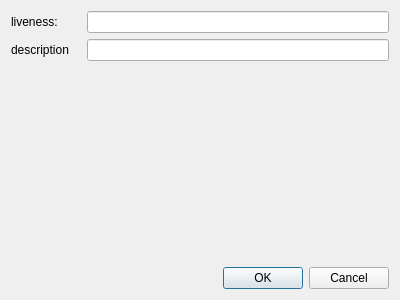
Qt form editelementdialog.ui (przemekblasiak/petri-net-simulator) before a commit.
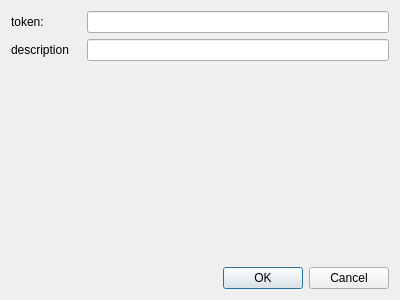
The same form after that commit.

Commit message: Changed 'liveness' to token in Place.

Patch:
```diff
--- a/editelementdialog.ui
+++ b/editelementdialog.ui
@@ -25,7 +25,7 @@
         </size>
        </property>
        <property name="text">
-        <string>liveness:</string>
+        <string>token:</string>
        </property>
       </widget>
      </item>
```
Left out of the diff: 4 changed lines with no effect on the pictures. The commit also changes 9 other files.
